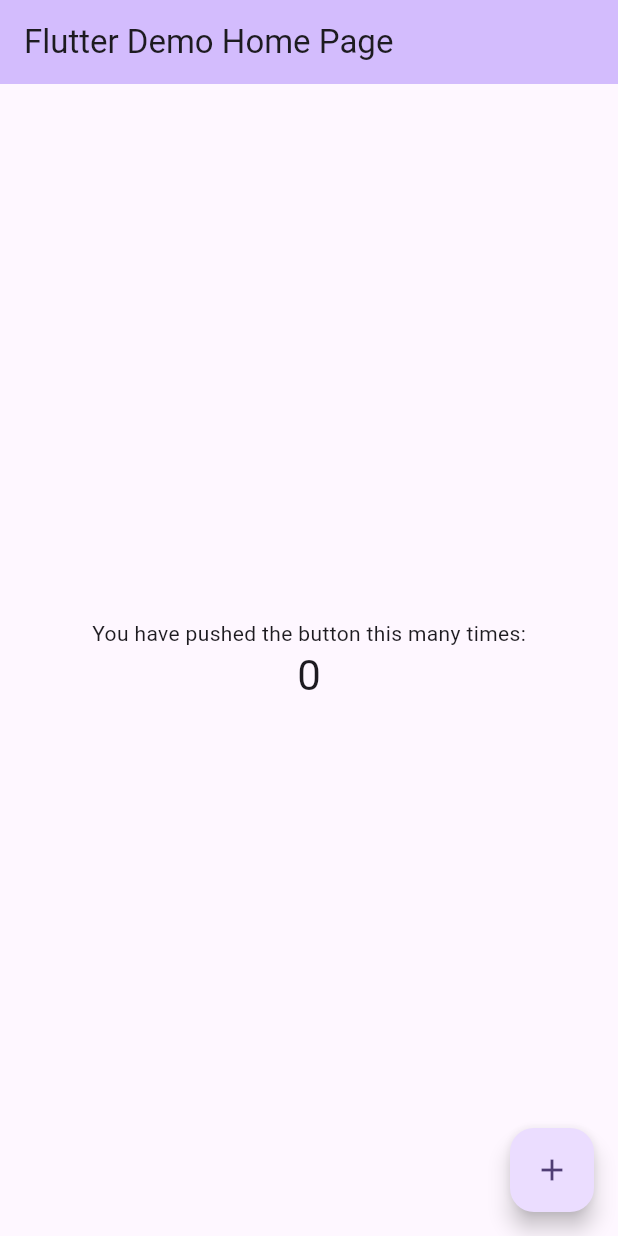
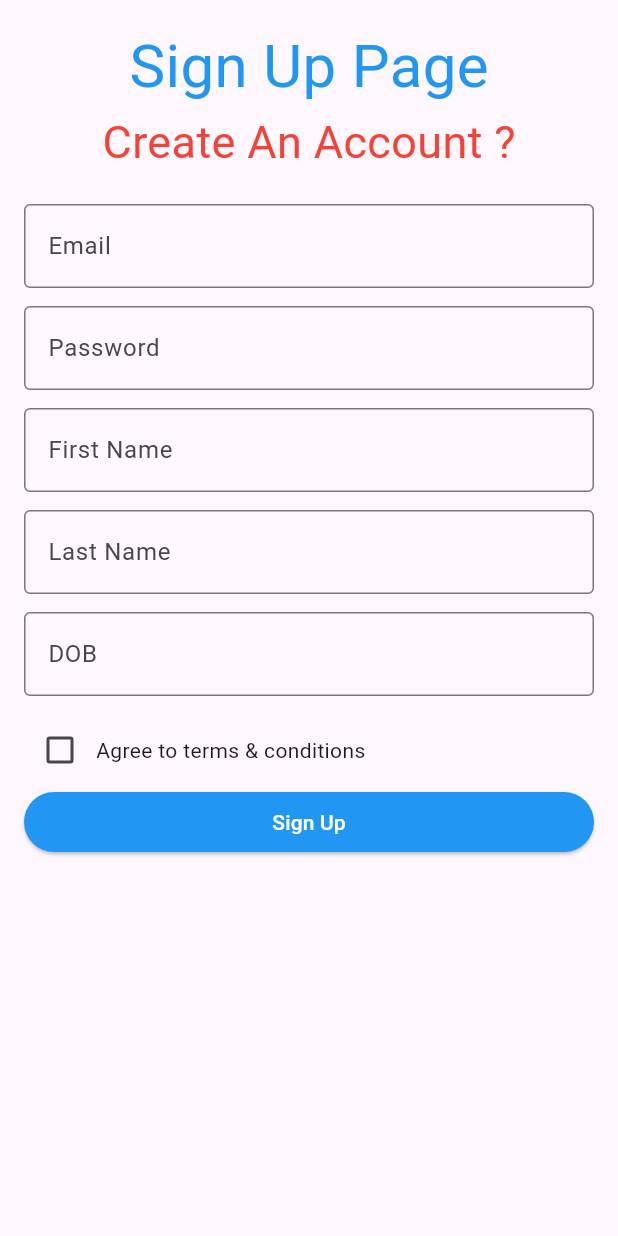
Before and after one commit to SreehariRajeevFSS/juniorstasks, a Flutter app: the screen it shows after launch, on a phone screen of 412 x 824 dp. Run offline on Flutter 3.47's test engine with Material 2 defaults, Android fonts, the phone set to English and light mode, and no system bars; our stand-ins replace firebase_auth, firebase_core, get; accounts and stored records are empty.

Commit message:
first commit

```diff
--- /dev/null
+++ b/lib/controllers/signup_controller.dart
@@ -0,0 +1,52 @@
+import 'package:firebase_auth/firebase_auth.dart';
+import 'package:flutter/material.dart';
+import 'package:get/get.dart';
+
+class SignUpController extends GetxController {
+
+  final FirebaseAuth _auth = FirebaseAuth.instance;
+
+  final TextEditingController emailController = TextEditingController();
+  final TextEditingController passwordController = TextEditingController();
+  final TextEditingController firstNameController = TextEditingController();
+  final TextEditingController lastNameController = TextEditingController();
+  final TextEditingController dobController = TextEditingController();
+
+  RxBool agreeToTerms = false.obs;
+
+  Future<void> signUp() async {
+    if (!agreeToTerms.value) {
+      Get.dialog(
+        AlertDialog(
+          title:const Text('Sign Up Error'),
+          content:const Text('Please agree to terms & conditions.'),
+          actions: [
+            TextButton(
+              onPressed: () => Get.back(),
+              child:const Text('OK'),
+            ),
+          ],
+        ),
+      );
+      return;
+    }try {
+      await _auth.createUserWithEmailAndPassword(
+        email: emailController.text,
+        password: passwordController.text,
+      );
+      Get.offNamed('/login');
+    } catch (e) {
+      Get.dialog(
+        AlertDialog(
+          title:const Text('Sign Up Error'),
+          actions: [
+            TextButton(
+              onPressed: () => Get.back(),
+              child:const Text('OK'),
+            ),
+          ],
+        ),
+      );
+    }
+  }
+}
--- a/lib/main.dart
+++ b/lib/main.dart
@@ -1,125 +1,35 @@
+import 'package:firebase_core/firebase_core.dart';
 import 'package:flutter/material.dart';
+import 'package:get/get.dart';
+import 'package:test/signup_page.dart';
 
-void main() {
+import 'login_page.dart';
+
+void main() async {
+  WidgetsFlutterBinding.ensureInitialized();
+  await Firebase.initializeApp();
   runApp(const MyApp());
 }
 
 class MyApp extends StatelessWidget {
   const MyApp({super.key});
 
-  // This widget is the root of your application.
+
   @override
   Widget build(BuildContext context) {
-    return MaterialApp(
+    return GetMaterialApp(
+      debugShowCheckedModeBanner: false,
       title: 'Flutter Demo',
       theme: ThemeData(
-        // This is the theme of your application.
-        //
-        // TRY THIS: Try running your application with "flutter run". You'll see
-        // the application has a blue toolbar. Then, without quitting the app,
-        // try changing the seedColor in the colorScheme below to Colors.green
-        // and then invoke "hot reload" (save your changes or press the "hot
-        // reload" button in a Flutter-supported IDE, or press "r" if you used
-        // the command line to start the app).
-        //
-        // Notice that the counter didn't reset back to zero; the application
-        // state is not lost during the reload. To reset the state, use hot
-        // restart instead.
-        //
-        // This works for code too, not just values: Most code changes can be
-        // tested with just a hot reload.
         colorScheme: ColorScheme.fromSeed(seedColor: Colors.deepPurple),
         useMaterial3: true,
       ),
-      home: const MyHomePage(title: 'Flutter Demo Home Page'),
+    initialRoute: '/',
+      routes: {
+        '/': (context) => SignUpPage(),
+        '/login': (context) => LoginPage(),
+      },
+
     );
   }
 }
-
-class MyHomePage extends StatefulWidget {
-  const MyHomePage({super.key, required this.title});
-
-  // This widget is the home page of your application. It is stateful, meaning
-  // that it has a State object (defined below) that contains fields that affect
-  // how it looks.
-
-  // This class is the configuration for the state. It holds the values (in this
-  // case the title) provided by the parent (in this case the App widget) and
-  // used by the build method of the State. Fields in a Widget subclass are
-  // always marked "final".
-
-  final String title;
-
-  @override
-  State<MyHomePage> createState() => _MyHomePageState();
-}
-
-class _MyHomePageState extends State<MyHomePage> {
-  int _counter = 0;
-
-  void _incrementCounter() {
-    setState(() {
-      // This call to setState tells the Flutter framework that something has
-      // changed in this State, which causes it to rerun the build method below
-      // so that the display can reflect the updated values. If we changed
-      // _counter without calling setState(), then the build method would not be
-      // called again, and so nothing would appear to happen.
-      _counter++;
-    });
-  }
-
-  @override
-  Widget build(BuildContext context) {
-    // This method is rerun every time setState is called, for instance as done
-    // by the _incrementCounter method above.
-    //
-    // The Flutter framework has been optimized to make rerunning build methods
-    // fast, so that you can just rebuild anything that needs updating rather
-    // than having to individually change instances of widgets.
-    return Scaffold(
-      appBar: AppBar(
-        // TRY THIS: Try changing the color here to a specific color (to
-        // Colors.amber, perhaps?) and trigger a hot reload to see the AppBar
-        // change color while the other colors stay the same.
-        backgroundColor: Theme.of(context).colorScheme.inversePrimary,
-        // Here we take the value from the MyHomePage object that was created by
-        // the App.build method, and use it to set our appbar title.
-        title: Text(widget.title),
-      ),
-      body: Center(
-        // Center is a layout widget. It takes a single child and positions it
-        // in the middle of the parent.
-        child: Column(
-          // Column is also a layout widget. It takes a list of children and
-          // arranges them vertically. By default, it sizes itself to fit its
-          // children horizontally, and tries to be as tall as its parent.
-          //
-          // Column has various properties to control how it sizes itself and
-          // how it positions its children. Here we use mainAxisAlignment to
-          // center the children vertically; the main axis here is the vertical
-          // axis because Columns are vertical (the cross axis would be
-          // horizontal).
-          //
-          // TRY THIS: Invoke "debug painting" (choose the "Toggle Debug Paint"
-          // action in the IDE, or press "p" in the console), to see the
-          // wireframe for each widget.
-          mainAxisAlignment: MainAxisAlignment.center,
-          children: <Widget>[
-            const Text(
-              'You have pushed the button this many times:',
-            ),
-            Text(
-              '$_counter',
-              style: Theme.of(context).textTheme.headlineMedium,
-            ),
-          ],
-        ),
-      ),
-      floatingActionButton: FloatingActionButton(
-        onPressed: _incrementCounter,
-        tooltip: 'Increment',
-        child: const Icon(Icons.add),
-      ), // This trailing comma makes auto-formatting nicer for build methods.
-    );
-  }
-}
--- /dev/null
+++ b/lib/signup_page.dart
@@ -0,0 +1,119 @@
+import 'package:flutter/material.dart';
+import 'package:get/get.dart';
+
+import 'controllers/signup_controller.dart';
+
+
+class SignUpPage extends StatelessWidget {
+
+  final SignUpController _signUpController = Get.put(SignUpController());
+
+  @override
+  Widget build(BuildContext context) {
+    return Scaffold(
+      body: Padding(
+        padding:const EdgeInsets.all(16.0),
+        child: Column(
+          crossAxisAlignment: CrossAxisAlignment.start,
+          children: [
+            const Center(
+              child: Text(
+                'Sign Up Page',
+                style: TextStyle(
+                  fontSize: 40,
+                  color: Colors.blue
+                  ),
+                  ),
+                  ),
+            const Center(
+              child: Text(
+                'Create An Account ?',
+                style: TextStyle(
+                  fontSize: 30,
+                  color: Colors.red
+                  ),
+                  ),
+                  ),
+
+            const SizedBox(height: 20,),
+
+            TextFormField(
+              controller: _signUpController.emailController,
+              decoration:const InputDecoration(
+                labelText: 'Email',
+                border: OutlineInputBorder(),
+              ),
+            ),
+
+            const SizedBox(height: 12),
+
+            TextFormField(
+              controller: _signUpController.passwordController,
+              obscureText: true,
+              decoration:const InputDecoration(
+                labelText: 'Password',
+                border: OutlineInputBorder(),
+              ),
+            ),
+
+          const SizedBox(height: 12),
+
+            TextFormField(
+              controller: _signUpController.firstNameController,
+              decoration:const InputDecoration(
+                labelText: 'First Name',
+                border: OutlineInputBorder(),
+              ),
+            ),
+
+            const SizedBox(height: 12),
+
+            TextFormField(
+              controller: _signUpController.lastNameController,
+              decoration:const InputDecoration(
+                labelText: 'Last Name',
+                border: OutlineInputBorder(),
+              ),
+            ),
+
+            const SizedBox(height: 12),
+
+            TextFormField(
+              controller: _signUpController.dobController,
+              decoration:const InputDecoration(
+                labelText: 'DOB',
+                border: OutlineInputBorder(),
+              ),
+            ),
+
+          const SizedBox(height: 12),
+
+            Row(
+              children: [
+                Obx(() => Checkbox(
+                      value: _signUpController.agreeToTerms.value,
+                      onChanged: (value) {
+                        _signUpController.agreeToTerms.value = value!;
+                      },
+                    )),
+              const  Text('Agree to terms & conditions'),
+              ],
+            ),
+
+            ElevatedButton(
+              onPressed: _signUpController.signUp,
+              style: ElevatedButton.styleFrom(
+                primary: Colors.blue,
+              ),
+              child:const Center(
+                  child: Text(
+                'Sign Up',
+                style: TextStyle(color: Colors.white),
+              )),
+            ),
+          ],
+        ),
+      ),
+    );
+  }
+}
--- a/pubspec.yaml
+++ b/pubspec.yaml
@@ -35,6 +35,9 @@ dependencies:
   # The following adds the Cupertino Icons font to your application.
   # Use with the CupertinoIcons class for iOS style icons.
   cupertino_icons: ^1.0.2
+  get: ^4.6.5
+  firebase_core: ^2.15.1
+  firebase_auth: ^4.7.3
 
 dev_dependencies:
   flutter_test:
```
Also changed, not shown: lib/controllers/login_controller.dart (added, +63 -0 lines), lib/login_page.dart (added, +87 -0 lines), pubspec.lock, 6 other files.
